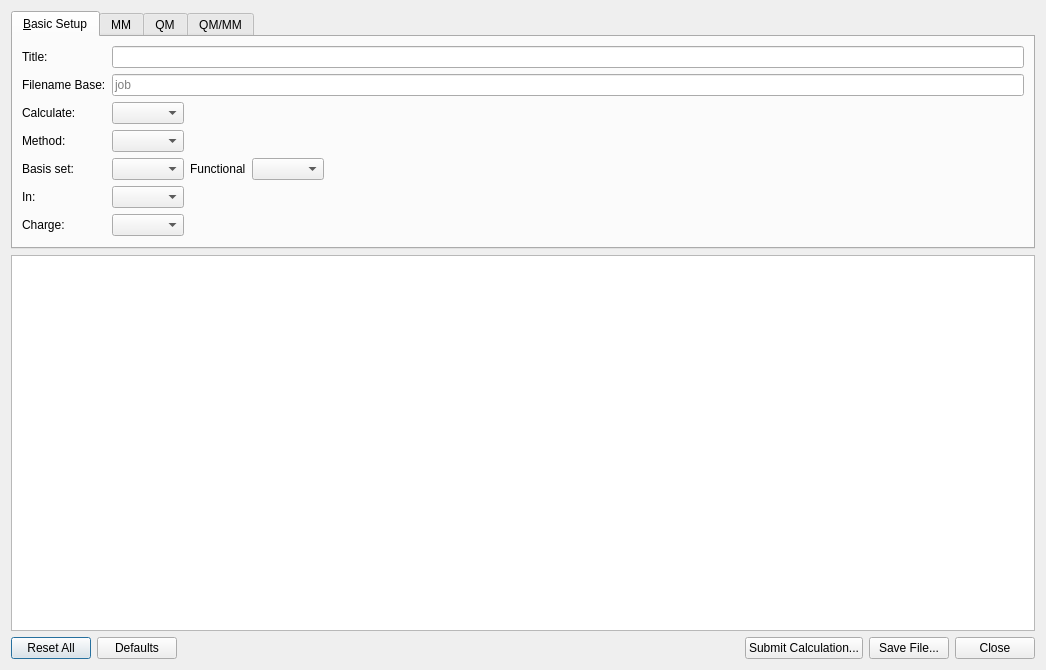
The window that cp2kinput/cp2kinputdialog.ui (svedruziclab/avogadrolibs-cp2k) describes before a commit, drawn with Qt 5.
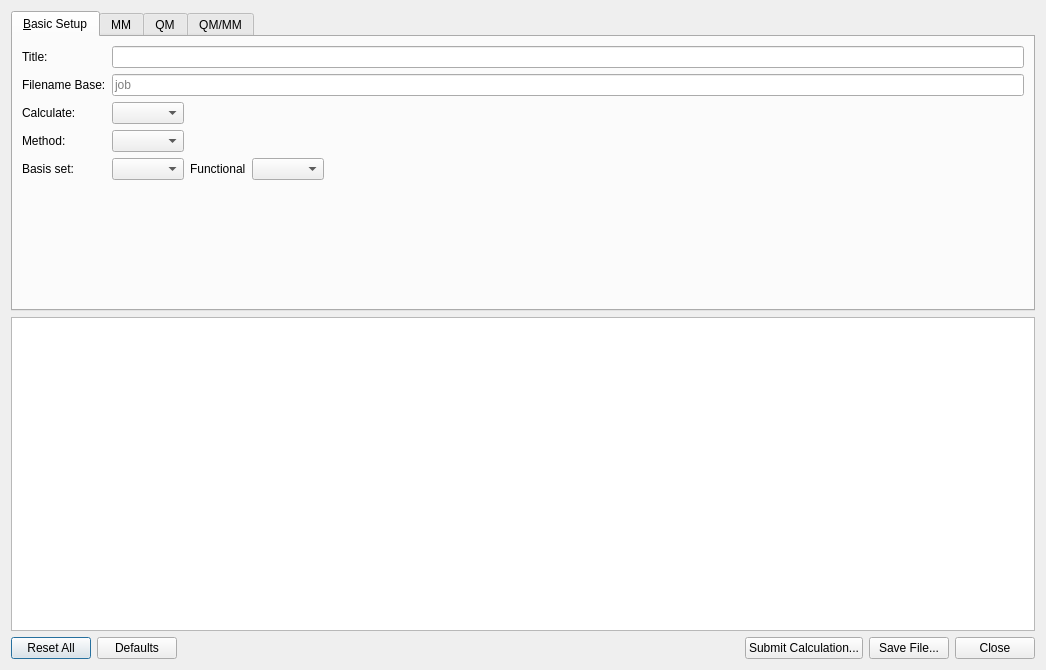
The same window after the commit. The open tabs and pages were chosen to show the change.

What changed in the file:
```diff
--- a/cp2kinput/cp2kinputdialog.ui
+++ b/cp2kinput/cp2kinputdialog.ui
@@ -81,6 +81,12 @@
    </item>
    <item row="0" column="0">
     <widget class="QTabWidget" name="modeTab">
+     <property name="minimumSize">
+      <size>
+       <width>0</width>
+       <height>300</height>
+      </size>
+     </property>
      <property name="currentIndex">
       <number>2</number>
      </property>
@@ -89,38 +95,8 @@
        <string>&amp;Basic Setup</string>
       </attribute>
       <layout class="QGridLayout">
-       <item row="9" column="3">
-        <layout class="QHBoxLayout" name="horizontalLayout">
-         <item>
-          <widget class="QComboBox" name="chargeCombo"/>
-         </item>
-         <item>
-          <spacer name="horizontalSpacer">
-           <property name="orientation">
-            <enum>Qt::Horizontal</enum>
-           </property>
-           <property name="sizeHint" stdset="0">
-            <size>
-             <width>40</width>
-             <height>20</height>
-            </size>
-           </property>
-          </spacer>
-         </item>
-        </layout>
-       </item>
-       <item row="7" column="1">
-        <widget class="QLabel" name="label_3">
-         <property name="text">
-          <string>In:</string>
-         </property>
-         <property name="alignment">
-          <set>Qt::AlignLeading|Qt::AlignLeft|Qt::AlignVCenter</set>
-         </property>
-         <property name="buddy">
-          <cstring>stateCombo</cstring>
-         </property>
-        </widget>
+       <item row="0" column="3">
+        <widget class="QLineEdit" name="titleEdit"/>
        </item>
        <item row="6" column="1">
         <widget class="QLabel" name="label_2">
@@ -189,37 +165,7 @@
          </item>
         </layout>
        </item>
-       <item row="9" column="1">
-        <widget class="QLabel" name="label_6">
-         <property name="text">
-          <string>Charge:</string>
-         </property>
-         <property name="buddy">
-          <cstring>chargeCombo</cstring>
-         </property>
-        </widget>
-       </item>
-       <item row="7" column="3">
-        <layout class="QHBoxLayout">
-         <item>
-          <widget class="QComboBox" name="stateCombo"/>
-         </item>
-         <item>
-          <spacer>
-           <property name="orientation">
-            <enum>Qt::Horizontal</enum>
-           </property>
-           <property name="sizeHint" stdset="0">
-            <size>
-             <width>40</width>
-             <height>20</height>
-            </size>
-           </property>
-          </spacer>
-         </item>
-        </layout>
-       </item>
-       <item row="10" column="1">
+       <item row="8" column="1">
         <spacer>
          <property name="orientation">
           <enum>Qt::Vertical</enum>
@@ -275,9 +221,6 @@
          </property>
         </widget>
        </item>
-       <item row="0" column="3">
-        <widget class="QLineEdit" name="titleEdit"/>
-       </item>
        <item row="3" column="3">
         <widget class="QLineEdit" name="baseNameEdit">
          <property name="text">
@@ -447,28 +390,7 @@
        </property>
        <layout class="QHBoxLayout" name="horizontalLayout_7">
         <item>
-         <widget class="QComboBox" name="ewaldtypeCombo">
-          <item>
-           <property name="text">
-            <string>EWALD</string>
-           </property>
-          </item>
-          <item>
-           <property name="text">
-            <string>NONE</string>
-           </property>
-          </item>
-          <item>
-           <property name="text">
-            <string>PME</string>
-           </property>
-          </item>
-          <item>
-           <property name="text">
-            <string>SPME</string>
-           </property>
-          </item>
-         </widget>
+         <widget class="QComboBox" name="ewaldtypeCombo"/>
         </item>
         <item>
          <spacer name="horizontalSpacer_5">
@@ -809,19 +731,6 @@
         </item>
        </layout>
       </widget>
-      <widget class="QScrollBar" name="verticalScrollBar">
-       <property name="geometry">
-        <rect>
-         <x>1000</x>
-         <y>0</y>
-         <width>21</width>
-         <height>281</height>
-        </rect>
-       </property>
-       <property name="orientation">
-        <enum>Qt::Vertical</enum>
-       </property>
-      </widget>
       <widget class="QLabel" name="label_25">
        <property name="geometry">
         <rect>
```
Left out of the diff: 2 changed lines with no effect on the pictures.
